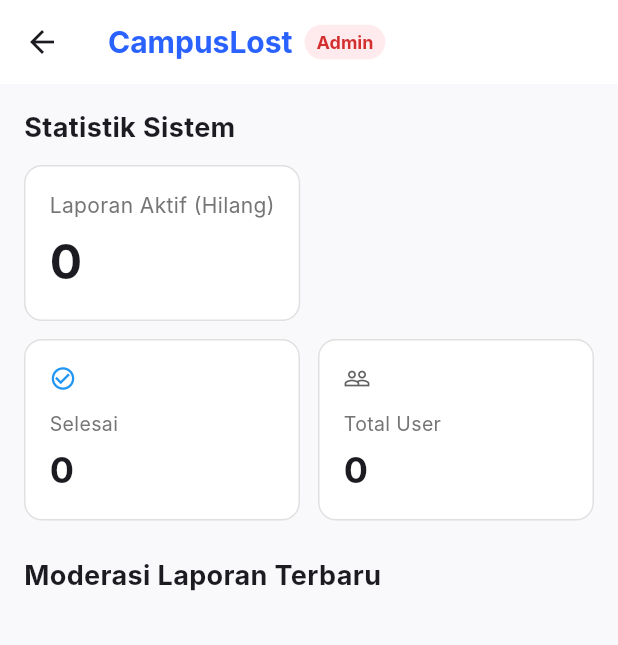
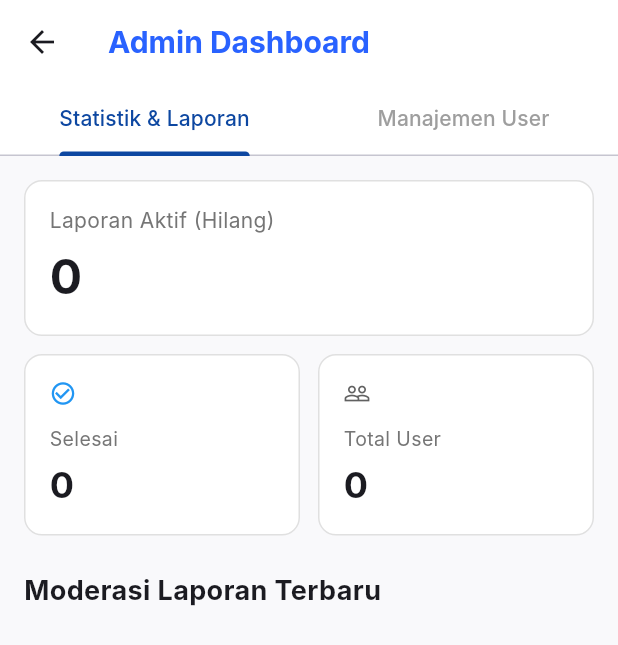
Before and after one commit to Ritsadhil/SAB2024_CampusLost, a Flutter app: the AdminDashboardScreen screen opened directly, on a phone screen of 412 x 824 dp. Shown: the top 645 px of the screen. Run offline on Flutter 3.47's test engine with Material 3 defaults, Android fonts, the phone set to English and light mode, and no system bars; our stand-ins replace cloud_firestore, firebase_auth, firebase_core, firebase_storage, image_picker, lottie and 1 more; accounts and stored records are empty; Roboto replaces fonts that are missing (Inter).

Commit message:
feat(core): implementasi smart matchmaking, manajemen banned user, dan polish UI lottie

```diff
--- a/lib/views/admin_dashboard_screen.dart
+++ b/lib/views/admin_dashboard_screen.dart
@@ -1,6 +1,7 @@
 import 'package:flutter/material.dart';
 import 'package:cloud_firestore/cloud_firestore.dart';
 import '../services/report_service.dart';
+import '../services/user_service.dart';
 import '../theme/app_theme.dart';
 import 'detail_item.dart';
 
@@ -11,10 +12,24 @@ class AdminDashboardScreen extends StatefulWidget {
   State<AdminDashboardScreen> createState() => _AdminDashboardScreenState();
 }
 
-class _AdminDashboardScreenState extends State<AdminDashboardScreen> {
+class _AdminDashboardScreenState extends State<AdminDashboardScreen> with SingleTickerProviderStateMixin {
   final Color primaryBlue = const Color(0xFF0D47A1);
   final Color bgLight = const Color(0xFFF9F9FB);
   final ReportService _reportService = ReportService();
+  final UserService _userService = UserService();
+  late TabController _tabController;
+
+  @override
+  void initState() {
+    super.initState();
+    _tabController = TabController(length: 2, vsync: this);
+  }
+
+  @override
+  void dispose() {
+    _tabController.dispose();
+    super.dispose();
+  }
 
   @override
   Widget build(BuildContext context) {
@@ -24,23 +39,33 @@ class _AdminDashboardScreenState extends State<AdminDashboardScreen> {
         backgroundColor: Colors.white,
         elevation: 0,
         leading: IconButton(icon: const Icon(Icons.arrow_back), onPressed: () => Navigator.pop(context)),
-        title: Row(
-          children: [
-            const Text('CampusLost', style: TextStyle(color: Color(0xFF2962FF), fontWeight: FontWeight.bold, fontSize: 20)),
-            const SizedBox(width: 8),
-            Container(
-              padding: const EdgeInsets.symmetric(horizontal: 8, vertical: 4),
-              decoration: BoxDecoration(color: Colors.red.shade50, borderRadius: BorderRadius.circular(12)),
-              child: Text('Admin', style: TextStyle(color: Colors.red.shade700, fontSize: 12, fontWeight: FontWeight.bold)),
-            ),
+        title: const Text('Admin Dashboard', style: TextStyle(color: Color(0xFF2962FF), fontWeight: FontWeight.bold, fontSize: 20)),
+        bottom: TabBar(
+          controller: _tabController,
+          labelColor: primaryBlue,
+          unselectedLabelColor: Colors.grey,
+          indicatorColor: primaryBlue,
+          tabs: const [
+            Tab(text: 'Statistik & Laporan'),
+            Tab(text: 'Manajemen User'),
           ],
         ),
       ),
-      body: FutureBuilder<Map<String, dynamic>>(
+      body: TabBarView(
+        controller: _tabController,
+        children: [
+          _buildStatsTab(),
+          _buildUsersTab(),
+        ],
+      ),
+    );
+  }
+
+  Widget _buildStatsTab() {
+    return FutureBuilder<Map<String, dynamic>>(
       future: _reportService.getAdminStats(),
       builder: (context, snapshot) {
         if (snapshot.connectionState == ConnectionState.waiting) return const Center(child: CircularProgressIndicator());
-
         final stats = snapshot.data ?? {};
 
         return SingleChildScrollView(
@@ -48,8 +73,6 @@ class _AdminDashboardScreenState extends State<AdminDashboardScreen> {
           child: Column(
             crossAxisAlignment: CrossAxisAlignment.start,
             children: [
-                const Text("Statistik Sistem", style: TextStyle(fontSize: 18, fontWeight: FontWeight.bold)),
-                const SizedBox(height: 12),
               _buildOverviewTopCard(stats['activeLost']?.toString() ?? '0'),
               const SizedBox(height: 12),
               Row(
@@ -67,12 +90,8 @@ class _AdminDashboardScreenState extends State<AdminDashboardScreen> {
                 builder: (context, reportSnapshot) {
                   if (!reportSnapshot.hasData) return const SizedBox.shrink();
                   final docs = reportSnapshot.data!.docs;
-
                   return Column(
-                      children: docs.map((doc) {
-                        final data = doc.data() as Map<String, dynamic>;
-                        return _buildModerationCard(doc.id, data);
-                      }).toList(),
+                    children: docs.map((doc) => _buildModerationCard(doc.id, doc.data() as Map<String, dynamic>)).toList(),
                   );
                 },
               ),
@@ -80,12 +99,52 @@ class _AdminDashboardScreenState extends State<AdminDashboardScreen> {
           ),
         );
       },
+    );
+  }
+
+  Widget _buildUsersTab() {
+    return StreamBuilder<QuerySnapshot>(
+      stream: _userService.getAllUsersStream(),
+      builder: (context, snapshot) {
+        if (!snapshot.hasData) return const Center(child: CircularProgressIndicator());
+        final users = snapshot.data!.docs;
+
+        if (users.isEmpty) return const Center(child: Text('Belum ada data user.'));
+
+        return ListView.builder(
+          padding: const EdgeInsets.all(16),
+          itemCount: users.length,
+          itemBuilder: (context, index) {
+            final user = users[index];
+            final data = user.data() as Map<String, dynamic>;
+            final bool isBanned = data['isBanned'] ?? false;
+
+            return Card(
+              margin: const EdgeInsets.only(bottom: 12),
+              shape: RoundedRectangleBorder(borderRadius: BorderRadius.circular(12)),
+              child: ListTile(
+                leading: CircleAvatar(
+                  backgroundColor: isBanned ? Colors.red.shade100 : Colors.blue.shade100,
+                  child: Icon(Icons.person, color: isBanned ? Colors.red : Colors.blue),
                 ),
+                title: Text(data['displayName'] ?? 'User', style: const TextStyle(fontWeight: FontWeight.bold)),
+                subtitle: Text(data['email'] ?? '-'),
+                trailing: TextButton(
+                  onPressed: () => _userService.toggleUserBan(user.id, !isBanned),
+                  style: TextButton.styleFrom(foregroundColor: isBanned ? Colors.green : Colors.red),
+                  child: Text(isBanned ? 'Unban' : 'Ban'),
+                ),
+              ),
+            );
+          },
+        );
+      },
     );
   }
 
   Widget _buildOverviewTopCard(String count) {
     return Container(
+      width: double.infinity,
       padding: const EdgeInsets.all(16),
       decoration: BoxDecoration(color: Colors.white, borderRadius: BorderRadius.circular(12), border: Border.all(color: Colors.grey.shade300)),
       child: Column(
--- a/pubspec.yaml
+++ b/pubspec.yaml
@@ -17,6 +17,7 @@ dependencies:
   cloud_firestore: ^6.5.0
   firebase_storage: ^13.4.2
   image_picker: ^1.1.2
+  lottie: ^3.1.2
 
 dev_dependencies:
   flutter_test:
```
Also changed, not shown: lib/services/report_service.dart (+38 -0 lines), lib/services/user_service.dart (+17 -0 lines), lib/theme/widgets.dart (+18 -0 lines), 1 other file. Lines whose indentation alone changed are shown as unchanged.
